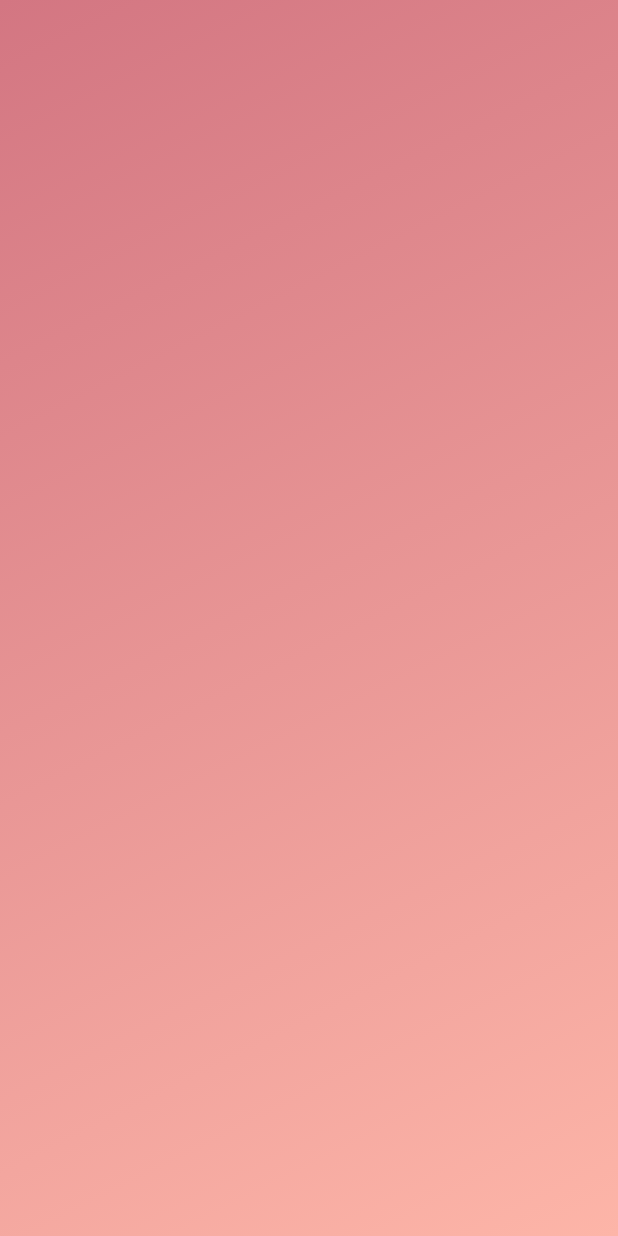
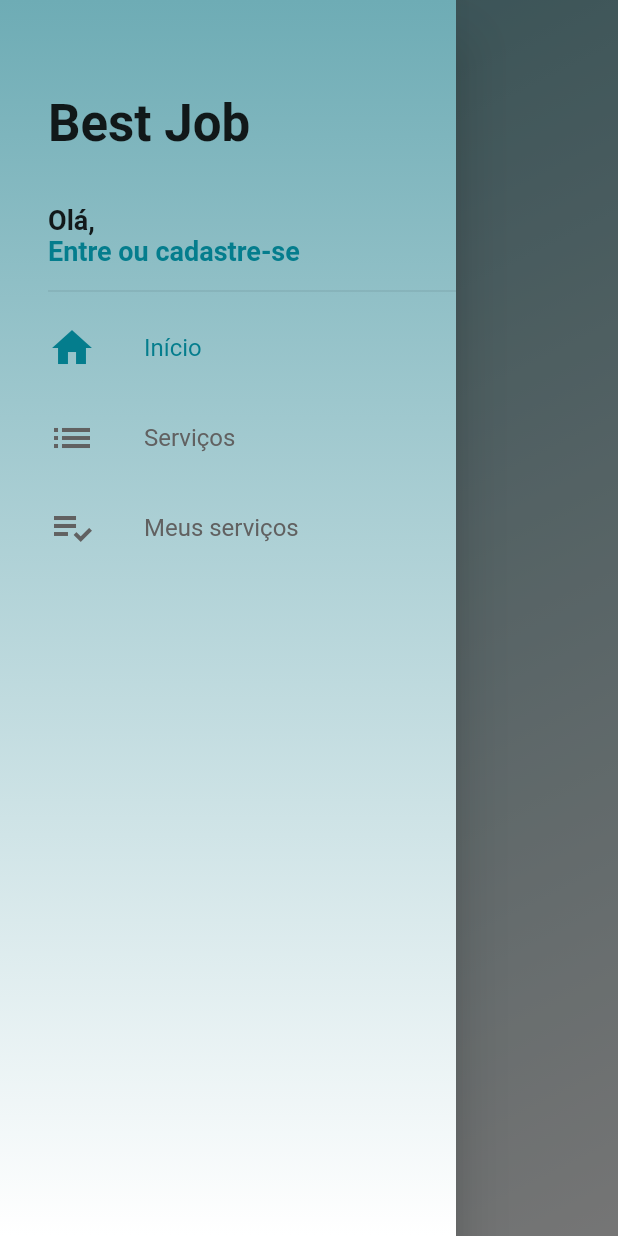
Before and after one commit to ThiagoMalcher/bestjob, a Flutter app: the screen it shows after launch, with the side drawer open (before the commit the screen has no drawer), on a phone screen of 412 x 824 dp. Run offline on Flutter 3.47's test engine with Material 2 defaults, Android fonts, the phone set to English and light mode, and no system bars.

Commit message:
Create drawer and create itens in drawer.

```diff
--- a/lib/screens/HomeScreen.dart
+++ b/lib/screens/HomeScreen.dart
@@ -1,5 +1,6 @@
 import 'package:flutter/material.dart';
-import 'package:bestjob/tabs//HomeTab.dart';
+import 'package:bestjob/tabs/HomeTab.dart';
+import 'package:bestjob/widegts/CustomDrawer.dart';
 
 class HomeScreen extends StatelessWidget{
 
@@ -12,7 +13,13 @@ class HomeScreen extends StatelessWidget{
       controller: _pageController,
       physics: NeverScrollableScrollPhysics(),
       children: <Widget> [
-        HomeTab(),
+        Scaffold(
+          body: HomeTab(),
+          drawer: CustomDrawer(_pageController),
+        ),
+        Container(color: Colors.red,),
+        Container(color: Colors.blue,),
+        Container(color: Colors.amber,)
       ],
     );
   }
--- a/lib/tabs/HomeTab.dart
+++ b/lib/tabs/HomeTab.dart
@@ -2,6 +2,7 @@ import 'package:flutter/material.dart';
 
 
 class HomeTab extends StatelessWidget{
+
 
  @override
   Widget build(BuildContext context){
@@ -10,8 +11,8 @@ class HomeTab extends StatelessWidget{
      decoration: BoxDecoration(
        gradient: LinearGradient(
          colors: [
-           Color.fromARGB(255, 211, 118, 130),
-           Color.fromARGB(255, 253, 181, 168)
+           Color.fromARGB(255, 110, 172, 181),
+           Colors.white
          ],
          begin: Alignment.topLeft,
          end: Alignment.bottomRight
@@ -21,7 +22,21 @@ class HomeTab extends StatelessWidget{
    );
    return Stack(
      children: <Widget> [
-       _buildBodyBack()
+       _buildBodyBack(),
+       CustomScrollView(
+         slivers: <Widget> [
+           SliverAppBar(
+             floating: true,
+             snap: true,
+             backgroundColor: Colors.transparent,
+             elevation: 0.0,
+             flexibleSpace: FlexibleSpaceBar(
+               title: const Text("Novos trabalhos"),
+               centerTitle: true,
+             ),
+           )
+         ],
+       )
      ],
    );
   }
--- /dev/null
+++ b/lib/tiles/drawerTile.dart
@@ -0,0 +1,50 @@
+import 'package:flutter/material.dart';
+
+class DrawerTile extends StatelessWidget{
+
+  final IconData icon;
+  final String text;
+  final PageController controller;
+  final int page;
+  DrawerTile(this.icon, this.text, this.controller, this.page);
+
+
+  @override
+  Widget build(BuildContext context){
+
+
+
+    return Material(
+      color: Colors.transparent,
+      child: InkWell(
+        onTap: (){
+          Navigator.of(context).pop();
+            controller.jumpToPage(page);
+        },
+        child: Container(
+          height: 60.0,
+          child: Row(
+            children: <Widget>[
+              Icon(
+                icon,
+                size: 32.0,
+                color: controller.page == page ?
+                 Theme.of(context).primaryColor : Colors.grey[700],
+              ),
+              SizedBox(width: 32.0,),
+              Text(text, style: TextStyle(
+                fontSize: 16.0,
+                color: controller.page == page ?
+                Theme.of(context).primaryColor : Colors.grey[700],
+              ),)
+            ]
+
+
+          ),
+        )
+      ),
+    );
+  }
+
+
+}
--- /dev/null
+++ b/lib/widegts/CustomDrawer.dart
@@ -0,0 +1,88 @@
+import 'package:bestjob/tiles/drawerTile.dart';
+import 'package:flutter/material.dart';
+
+class CustomDrawer extends StatelessWidget{
+
+final PageController pageController;
+CustomDrawer(this.pageController);
+
+  @override
+  Widget build(BuildContext context){
+
+    Widget _buildDrawerBack() => Container(
+      decoration: BoxDecoration(
+          gradient: LinearGradient(
+              colors: [
+                Color.fromARGB(255, 110, 172, 181),
+                Colors.white
+              ],
+              begin: Alignment.topCenter,
+              end: Alignment.bottomCenter
+          )
+      ),
+
+    );
+
+    return Drawer(
+      child: Stack(
+        children: <Widget>[
+          _buildDrawerBack(),
+          ListView(
+            padding: EdgeInsets.only(left: 32.0, top: 16.0),
+            children: <Widget>[
+              Container(
+                margin: EdgeInsets.only(bottom: 0.0),
+                padding: EdgeInsets.fromLTRB(0.0, 16.0, 16.0, 8.0),
+                height: 170.0,
+                child: Stack(
+                  // para possicionar os itens podemos usar o stack pois definimos o local e alinhar todos os componentes como desejar
+                  children: <Widget>[
+                    Positioned(
+                      top: 30.0,
+                      left: 0.0,
+                      child: Text("Best Job", style: TextStyle(fontSize:  34.0, fontWeight: FontWeight.bold),
+                      ),
+                    ),
+                    Positioned(
+                      left: 0.0,
+                      bottom: 0.0,
+                      child: Column(
+                        crossAxisAlignment: CrossAxisAlignment.start,
+                        children: <Widget>[
+                          Text("Olá,",
+                          style: TextStyle(
+                            fontSize: 18.0,
+                            fontWeight: FontWeight.bold
+                          ),
+                          ),
+                          GestureDetector(
+                            child: Text(
+                              "Entre ou cadastre-se",
+                              style: TextStyle(
+                                  color: Theme.of(context).primaryColor,
+                                  fontSize: 18.0,
+                                  fontWeight: FontWeight.bold
+                              ),
+                            ),
+                            onTap: (){
+
+                            },
+                          )
+                        ],
+                      ),
+                    )
+                  ],
+                ),
+              ),
+              Divider(),
+              DrawerTile(Icons.home, "Início", pageController, 0),
+              DrawerTile(Icons.list, "Serviços", pageController, 1),
+              DrawerTile(Icons.playlist_add_check, "Meus serviços", pageController, 2),
+            ],
+          )
+        ],
+      ),
+    );
+
+  }
+}
```
